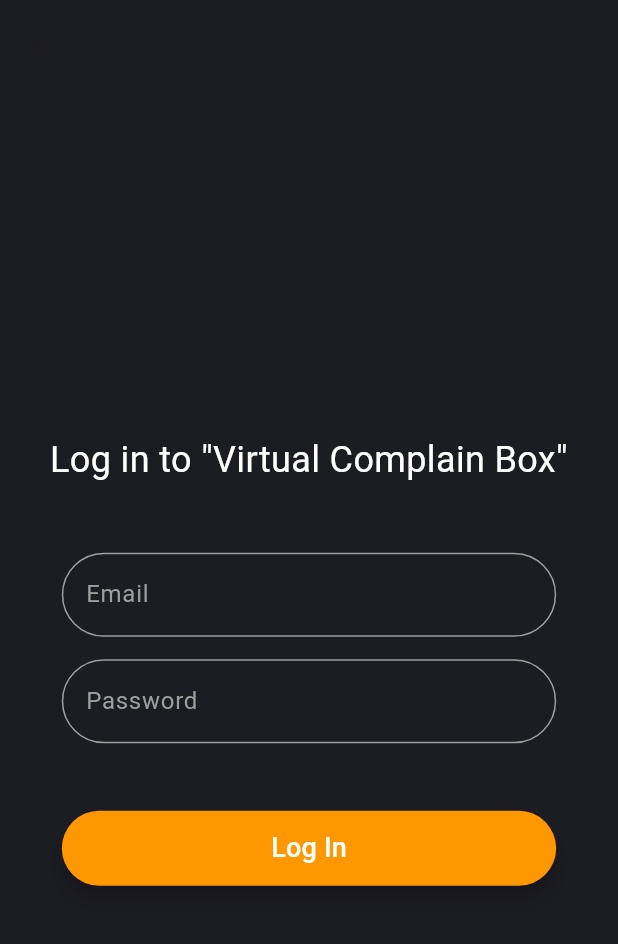
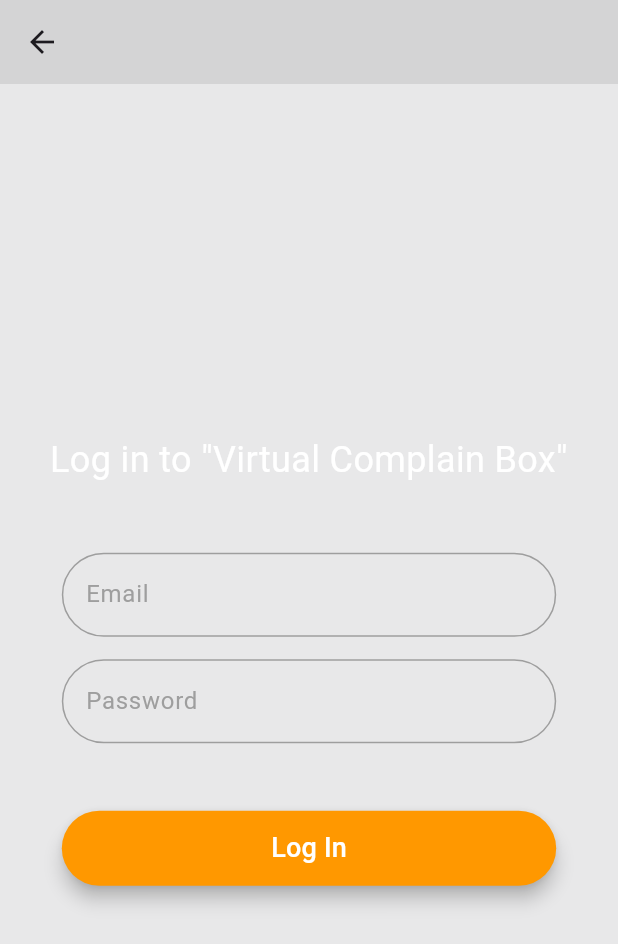
Before and after one commit to VIDYA1980/hostel-app, a Flutter app: the screen it shows after launch, after a tap on "Get Started", on a phone screen of 412 x 824 dp. Shown: the top 944 px of the screen. Run offline on Flutter 3.47's test engine with Material 3 defaults, Android fonts, the phone set to English and light mode, and no system bars; our stand-ins replace flutter_secure_storage, image_picker; accounts and stored records are empty; network calls fail; Roboto replaces fonts that are missing (Times New Roman).

Commit message:
File name changes

```diff
--- a/Hostel_App/app/lib/Screens/Login/loginScreen.dart
+++ b/Hostel_App/app/lib/Screens/login/login_screen.dart
@@ -1,6 +1,7 @@
-import 'package:app/Components/transparentTextField.dart';
+import 'package:app/components/transparent_text_field.dart';
 import 'package:app/constants.dart';
 import 'package:app/services/auth_service.dart';
+import 'package:app/utilities/palette.dart';
 import 'package:flutter/material.dart';
 import 'package:provider/provider.dart';
 
@@ -17,10 +18,12 @@ class _LoginPageState extends State<LoginPage> {
   TextEditingController passwordController = TextEditingController();
 
   void login() async {
-    bool succesfulLogin = await authService.login(emailController.text, passwordController.text);
+    bool succesfulLogin =
+        await authService.login(emailController.text, passwordController.text);
     if (succesfulLogin && navigatorKey.currentContext != null) {
       print("Logged in as student ${authService.getUserData.isStudent}");
-      Navigator.of(navigatorKey.currentContext as BuildContext).pushNamedAndRemoveUntil("/home", (route) => false);
+      Navigator.of(navigatorKey.currentContext as BuildContext)
+          .pushNamedAndRemoveUntil("/home", (route) => false);
     }
   }
 
@@ -29,11 +32,11 @@ class _LoginPageState extends State<LoginPage> {
     authService = Provider.of<AuthService>(context);
     return Scaffold(
       appBar: AppBar(
-        backgroundColor: const Color.fromARGB(255, 28, 28, 35),
+        backgroundColor: kBackgroundColor,
         elevation: 0,
         centerTitle: true,
       ),
-      backgroundColor: const Color.fromARGB(255, 28, 28, 35),
+      backgroundColor: kBackgroundColor,
       body: Center(
         child: Padding(
           padding: const EdgeInsets.all(15),
@@ -49,9 +52,13 @@ class _LoginPageState extends State<LoginPage> {
                 textAlign: TextAlign.center,
               ),
               const SizedBox(height: 45),
-              TransparentRoundedTextField(controller: emailController, label: 'Email'),
+              TransparentRoundedTextField(
+                  controller: emailController, label: 'Email'),
               const SizedBox(height: 15),
-              TransparentRoundedTextField(controller: passwordController, label: 'Password', isPassword: true),
+              TransparentRoundedTextField(
+                  controller: passwordController,
+                  label: 'Password',
+                  isPassword: true),
               const SizedBox(height: 45),
               SizedBox(
                 width: MediaQuery.of(context).size.width * 0.8,
@@ -60,10 +67,12 @@ class _LoginPageState extends State<LoginPage> {
                   onPressed: login,
                   style: ElevatedButton.styleFrom(
                     backgroundColor: Colors.orange,
-                    shape: RoundedRectangleBorder(borderRadius: BorderRadius.circular(30)),
+                    shape: RoundedRectangleBorder(
+                        borderRadius: BorderRadius.circular(30)),
                     elevation: 5,
                   ),
-                  child: const Text('Log In', style: TextStyle(color: Colors.white, fontSize: 18)),
+                  child: const Text('Log In',
+                      style: TextStyle(color: Colors.white, fontSize: 18)),
                 ),
               ),
               // const SizedBox(height: 15),
--- a/Hostel_App/app/lib/constants.dart
+++ b/Hostel_App/app/lib/constants.dart
@@ -2,5 +2,3 @@ import 'package:flutter/material.dart';
 
 final GlobalKey<NavigatorState> navigatorKey = GlobalKey<NavigatorState>();
 const genericErrorMessage = "There was an error. Please Try again later.!";
-
-const kprimaryColor = Color.fromARGB(255, 28, 28, 35);
--- a/Hostel_App/app/lib/main.dart
+++ b/Hostel_App/app/lib/main.dart
@@ -1,3 +1,4 @@
+import 'package:app/utilities/palette.dart';
 import 'package:flutter/material.dart';
 import 'package:provider/provider.dart';
 
@@ -20,14 +21,17 @@ class MyApp extends StatelessWidget {
   @override
   Widget build(BuildContext context) {
     return MultiProvider(
-      providers: [ChangeNotifierProvider<AuthService>.value(value: authService)],
+      providers: [
+        ChangeNotifierProvider<AuthService>.value(value: authService)
+      ],
       child: MaterialApp(
         navigatorKey: navigatorKey,
         theme: ThemeData(
           fontFamily: "Times New Roman",
-          appBarTheme: const AppBarTheme(backgroundColor: kprimaryColor),
-          scaffoldBackgroundColor: kprimaryColor,
-          textTheme: const TextTheme(bodyMedium: TextStyle(color: Colors.white, fontSize: 16)),
+          appBarTheme: AppBarTheme(backgroundColor: kBackgroundColor),
+          scaffoldBackgroundColor: kBackgroundColor,
+          textTheme: const TextTheme(
+              bodyMedium: TextStyle(color: Colors.white, fontSize: 16)),
         ),
         debugShowCheckedModeBanner: false,
         onGenerateRoute: Routers.generateRoute,
--- a/Hostel_App/app/lib/services/api_service.dart
+++ b/Hostel_App/app/lib/services/api_service.dart
@@ -7,7 +7,7 @@ import 'package:http/http.dart' as http;
 enum HttpMethod { get, post, put, delete }
 
 class ApiService {
-  static const apiBaseUrl = "http://192.168.197.96:8000/api";
+  static const apiBaseUrl = "http://3.110.182.1:8000/api";
 
   static Future<http.Response?> makeRequest({
     required String endpoint,
@@ -18,9 +18,10 @@ class ApiService {
     Map<String, String> headers = {'Content-Type': 'application/json'};
     String requestBody = json.encode(data);
 
-    http.Request request = http.Request(_getHttpMethodName(method), Uri.parse(url))
-      ..headers.addAll(headers)
-      ..body = requestBody;
+    http.Request request =
+        http.Request(_getHttpMethodName(method), Uri.parse(url))
+          ..headers.addAll(headers)
+          ..body = requestBody;
 
     try {
       http.StreamedResponse streamedResponse = await request.send();
--- /dev/null
+++ b/Hostel_App/app/lib/utilities/palette.dart
@@ -0,0 +1,3 @@
+import 'package:flutter/material.dart';
+
+final kBackgroundColor = const Color(0xff1C1C23).withOpacity(0.1);
```
Also changed, not shown: Hostel_App/app/lib/Screens/Student/complaints_list/complaints_list_view.dart (added, +53 -0 lines), Hostel_App/app/lib/Screens/Student/home_screen.dart (+12 -2 lines), Hostel_App/app/lib/router.dart (+6 -6 lines), Hostel_App/app/lib/Screens/Student/add_complaint/add_complaints.dart (renamed from Hostel_App/app/lib/Screens/Student/AddComplaint/addComplaintScreen.dart), Hostel_App/app/lib/Screens/signup/signup_screen.dart (renamed from Hostel_App/app/lib/Screens/Signup/signupScreen.dart), Hostel_App/app/lib/Screens/welcome/welcome_screen.dart (renamed from Hostel_App/app/lib/Screens/Welcome/welcomeScreen.dart), Hostel_App/app/lib/components/transparent_text_field.dart (renamed from Hostel_App/app/lib/Components/transparentTextField.dart), Hostel_App/app/pubspec.lock, 1 other file.
